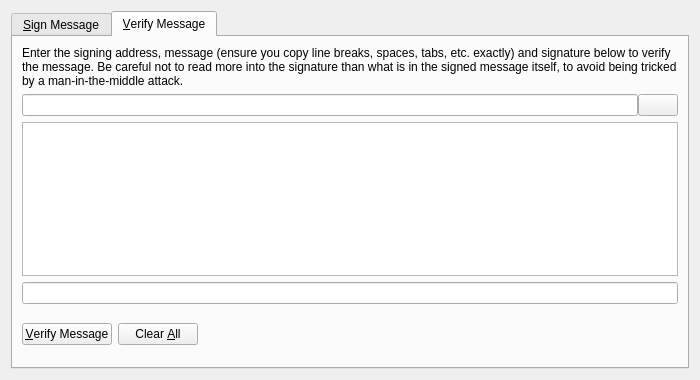
The window that src/qt/forms/signverifymessagedialog.ui (JurisKhan/dv8coin) describes before a commit, drawn with Qt 5.
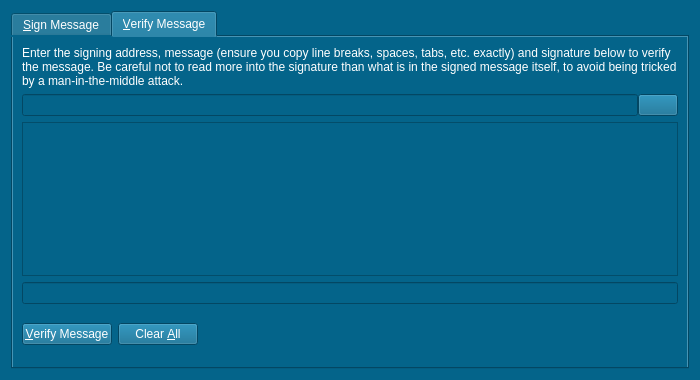
The same window after the commit. Icons and pictures are not drawn. Custom widgets are drawn as their Qt base class.

```diff
--- a/src/qt/forms/signverifymessagedialog.ui
+++ b/src/qt/forms/signverifymessagedialog.ui
@@ -13,6 +13,10 @@
   <property name="windowTitle">
    <string>Signatures - Sign / Verify a Message</string>
   </property>
+  <property name="styleSheet">
+   <string notr="true">background-color:#04648A;
+color:white;</string>
+  </property>
   <property name="modal">
    <bool>true</bool>
   </property>
```
